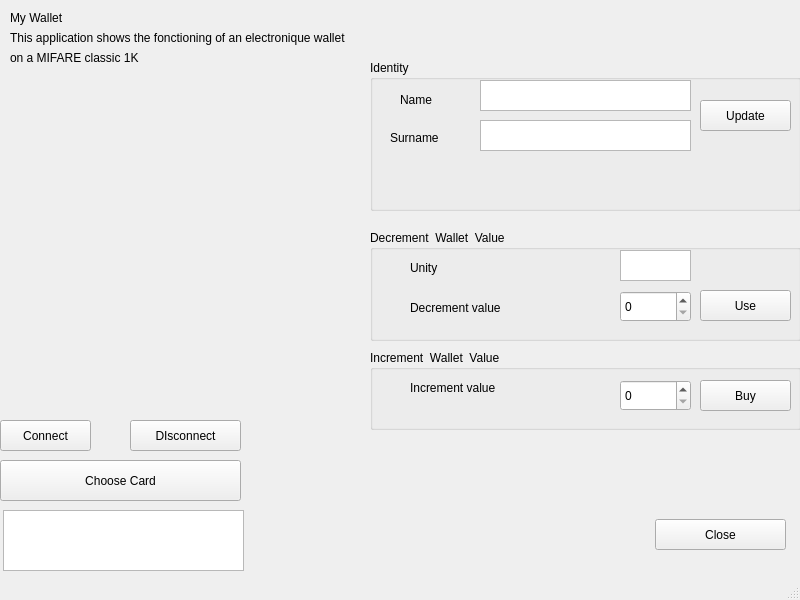
First picture: the form in projectTDCOMSANSFIL/mywindow.ui, repository teo1747/comSansFil, before the edit.
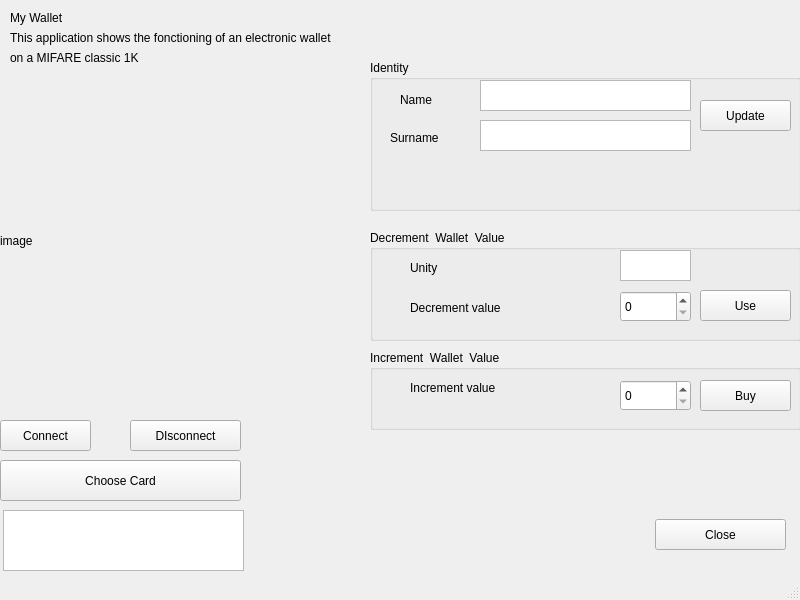
Second picture: the form after the edit.

The edit to the form file:
```diff
--- a/projectTDCOMSANSFIL/mywindow.ui
+++ b/projectTDCOMSANSFIL/mywindow.ui
@@ -292,7 +292,7 @@
      </rect>
     </property>
     <property name="text">
-     <string>This application shows the fonctioning of an electronique wallet </string>
+     <string>This application shows the fonctioning of an electronic wallet </string>
     </property>
    </widget>
    <widget class="QLabel" name="label_7">
@@ -308,6 +308,19 @@
      <string>on a MIFARE classic 1K</string>
     </property>
    </widget>
+   <widget class="QLabel" name="Pic_1">
+    <property name="geometry">
+     <rect>
+      <x>0</x>
+      <y>70</y>
+      <width>361</width>
+      <height>341</height>
+     </rect>
+    </property>
+    <property name="text">
+     <string>image</string>
+    </property>
+   </widget>
   </widget>
   <widget class="QStatusBar" name="statusbar"/>
  </widget>
```
